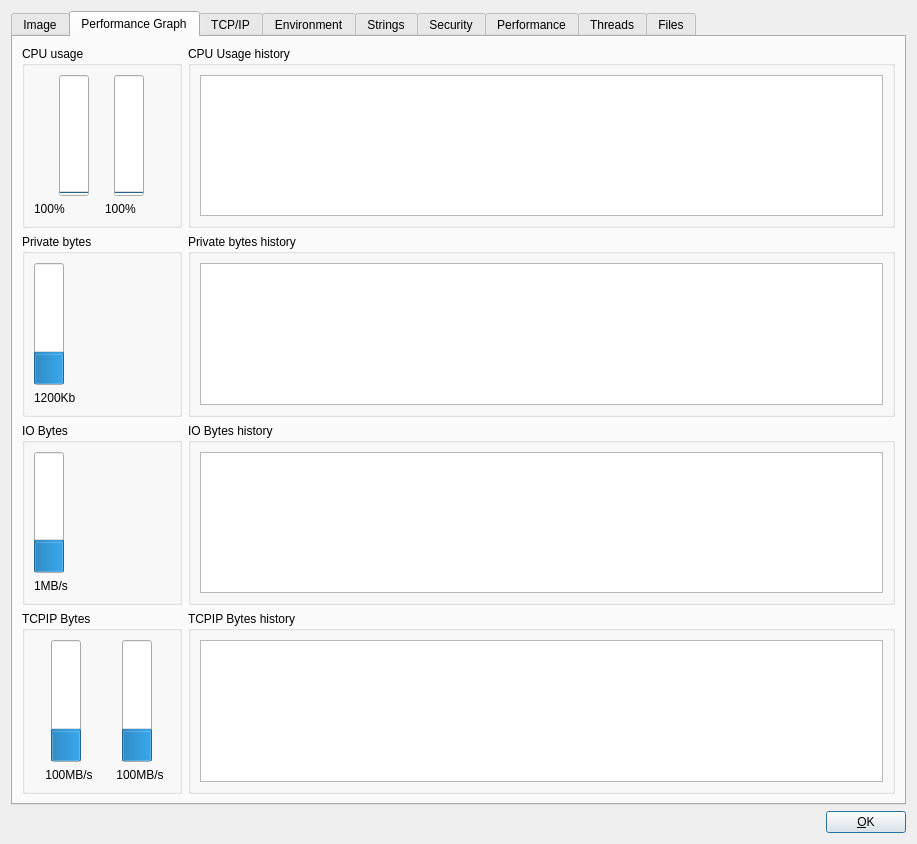
Old version of the form ui/processdetails.ui in the repository wolfc01/procexp.
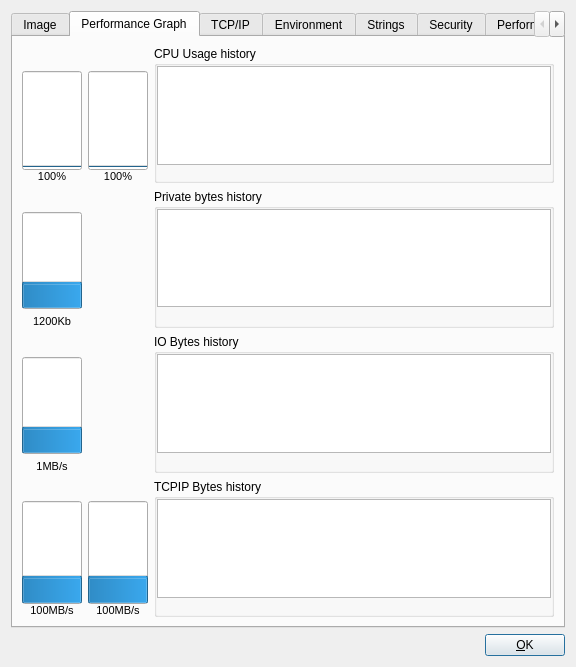
New version of the form. Custom widgets are drawn as their Qt base class.

Commit message: UI of singleprocess view graphs

The edit to the form file:
```diff
--- a/ui/processdetails.ui
+++ b/ui/processdetails.ui
@@ -6,8 +6,8 @@
    <rect>
     <x>0</x>
     <y>0</y>
-    <width>917</width>
-    <height>844</height>
+    <width>576</width>
+    <height>667</height>
    </rect>
   </property>
   <property name="baseSize">
@@ -19,7 +19,7 @@
   <property name="windowTitle">
    <string>Dialog</string>
   </property>
-  <layout class="QVBoxLayout" name="verticalLayout_12">
+  <layout class="QVBoxLayout" name="verticalLayout_2">
    <item>
     <widget class="QTabWidget" name="tabWidget">
      <property name="sizePolicy">
@@ -340,185 +340,30 @@
       </layout>
      </widget>
      <widget class="QWidget" name="performanceGraph">
+      <property name="minimumSize">
+       <size>
+        <width>0</width>
+        <height>0</height>
+       </size>
+      </property>
       <attribute name="title">
        <string>Performance Graph</string>
       </attribute>
-      <layout class="QGridLayout" name="gridLayout_2">
-       <item row="0" column="0">
-        <widget class="QGroupBox" name="groupBox_3">
-         <property name="title">
-          <string>CPU usage</string>
-         </property>
-         <layout class="QVBoxLayout" name="verticalLayout">
+      <layout class="QGridLayout" name="gridLayout_2" rowstretch="0,0,0,0,0" columnstretch="0">
+       <item row="3" column="0">
+        <layout class="QHBoxLayout" name="horizontalLayout_22">
           <item>
-           <layout class="QHBoxLayout" name="horizontalLayout_15">
-            <property name="spacing">
-             <number>0</number>
-            </property>
+          <layout class="QVBoxLayout" name="verticalLayout_17">
             <item>
-             <widget class="QProgressBar" name="actualCpu">
-              <property name="minimumSize">
-               <size>
-                <width>30</width>
-                <height>0</height>
-               </size>
-              </property>
-              <property name="value">
-               <number>0</number>
-              </property>
-              <property name="alignment">
-               <set>Qt::AlignLeading|Qt::AlignLeft|Qt::AlignVCenter</set>
-              </property>
-              <property name="textVisible">
-               <bool>false</bool>
-              </property>
-              <property name="orientation">
-               <enum>Qt::Vertical</enum>
-              </property>
-              <property name="invertedAppearance">
-               <bool>false</bool>
-              </property>
-              <property name="textDirection">
-               <enum>QProgressBar::TopToBottom</enum>
-              </property>
-             </widget>
-            </item>
-            <item>
-             <widget class="QProgressBar" name="actualKernelCpu">
-              <property name="minimumSize">
-               <size>
-                <width>30</width>
-                <height>0</height>
-               </size>
-              </property>
-              <property name="value">
-               <number>0</number>
-              </property>
-              <property name="alignment">
-               <set>Qt::AlignLeading|Qt::AlignLeft|Qt::AlignVCenter</set>
-              </property>
-              <property name="textVisible">
-               <bool>false</bool>
-              </property>
-              <property name="orientation">
-               <enum>Qt::Vertical</enum>
-              </property>
-              <property name="invertedAppearance">
-               <bool>false</bool>
-              </property>
-              <property name="textDirection">
-               <enum>QProgressBar::TopToBottom</enum>
-              </property>
-             </widget>
-            </item>
-           </layout>
-          </item>
-          <item>
-           <layout class="QHBoxLayout" name="horizontalLayout_16">
-            <item>
-             <widget class="QLabel" name="labelActualCpuUsage">
-              <property name="text">
-               <string>100%</string>
-              </property>
-             </widget>
-            </item>
-            <item>
-             <widget class="QLabel" name="labelActualKernelCpuUsage">
-              <property name="text">
-               <string>100%</string>
-              </property>
-             </widget>
-            </item>
-           </layout>
-          </item>
-         </layout>
-        </widget>
-       </item>
-       <item row="0" column="1">
-        <widget class="QGroupBox" name="groupBox_2">
-         <property name="autoFillBackground">
-          <bool>false</bool>
-         </property>
-         <property name="title">
-          <string>CPU Usage history</string>
-         </property>
-         <property name="flat">
-          <bool>false</bool>
-         </property>
-         <property name="checkable">
-          <bool>false</bool>
-         </property>
-         <layout class="QHBoxLayout" name="horizontalLayout_5">
-          <item>
-           <widget class="PlotWidget" name="plotCpuHist"/>
-          </item>
-         </layout>
-        </widget>
-       </item>
-       <item row="1" column="0">
-        <widget class="QGroupBox" name="groupBox_4">
-         <property name="maximumSize">
-          <size>
-           <width>160</width>
-           <height>16777215</height>
-          </size>
-         </property>
-         <property name="title">
-          <string>Private bytes</string>
-         </property>
-         <layout class="QVBoxLayout" name="verticalLayout_2">
-          <item>
-           <widget class="QProgressBar" name="actualRss">
-            <property name="minimumSize">
-             <size>
-              <width>30</width>
-              <height>0</height>
-             </size>
-            </property>
-            <property name="value">
-             <number>24</number>
-            </property>
-            <property name="textVisible">
-             <bool>false</bool>
-            </property>
-            <property name="orientation">
-             <enum>Qt::Vertical</enum>
-            </property>
-           </widget>
-          </item>
-          <item>
-           <widget class="QLabel" name="labelActualRss">
-            <property name="text">
-             <string>1200Kb</string>
-            </property>
-           </widget>
-          </item>
-         </layout>
-        </widget>
-       </item>
-       <item row="1" column="1">
-        <widget class="QGroupBox" name="groupBox">
-         <property name="title">
-          <string>Private bytes history</string>
-         </property>
-         <layout class="QHBoxLayout" name="horizontalLayout_4">
-          <item>
-           <widget class="PlotWidget" name="plotRssHist"/>
-          </item>
-         </layout>
-        </widget>
-       </item>
-       <item row="2" column="0">
-        <widget class="QGroupBox" name="groupBox_5">
-         <property name="title">
-          <string>IO Bytes</string>
-         </property>
-         <layout class="QVBoxLayout" name="verticalLayout_3">
+            <layout class="QHBoxLayout" name="horizontalLayout_17">
+             <property name="topMargin">
+              <number>23</number>
+             </property>
           <item>
            <widget class="QProgressBar" name="actualIo">
             <property name="minimumSize">
              <size>
-              <width>30</width>
+                 <width>60</width>
               <height>0</height>
              </size>
             </property>
@@ -532,63 +377,165 @@
              <enum>Qt::Vertical</enum>
             </property>
            </widget>
+             </item>
+            </layout>
           </item>
           <item>
            <widget class="QLabel" name="labelActualIo">
+             <property name="font">
+              <font>
+               <pointsize>8</pointsize>
+              </font>
+             </property>
             <property name="text">
              <string>1MB/s</string>
             </property>
+             <property name="alignment">
+              <set>Qt::AlignCenter</set>
+             </property>
            </widget>
           </item>
          </layout>
-        </widget>
-       </item>
-       <item row="2" column="1">
+         </item>
+         <item>
+          <widget class="QWidget" name="widget" native="true">
+           <property name="minimumSize">
+            <size>
+             <width>60</width>
+             <height>0</height>
+            </size>
+           </property>
+          </widget>
+         </item>
+         <item>
         <widget class="QGroupBox" name="IO">
          <property name="title">
           <string>IO Bytes history</string>
          </property>
          <layout class="QHBoxLayout" name="horizontalLayout_2">
+            <property name="leftMargin">
+             <number>0</number>
+            </property>
+            <property name="topMargin">
+             <number>0</number>
+            </property>
+            <property name="rightMargin">
+             <number>0</number>
+            </property>
+            <property name="bottomMargin">
+             <number>17</number>
+            </property>
           <item>
            <widget class="PlotWidget" name="plotIoHist"/>
           </item>
          </layout>
         </widget>
        </item>
-       <item row="3" column="0">
-        <widget class="QGroupBox" name="groupBox_6">
-         <property name="maximumSize">
+        </layout>
+       </item>
+       <item row="2" column="0">
+        <layout class="QHBoxLayout" name="horizontalLayout_23">
+         <item>
+          <layout class="QVBoxLayout" name="verticalLayout_12">
+           <property name="topMargin">
+            <number>23</number>
+           </property>
+           <item>
+            <layout class="QHBoxLayout" name="horizontalLayout_7">
+             <item>
+              <widget class="QProgressBar" name="actualRss">
+               <property name="minimumSize">
           <size>
-           <width>160</width>
-           <height>16777215</height>
-          </size>
-         </property>
-         <property name="title">
-          <string>TCPIP Bytes</string>
-         </property>
-         <layout class="QHBoxLayout" name="horizontalLayout_19" stretch="0,0,100">
-          <item>
-           <layout class="QVBoxLayout" name="verticalLayout_14">
-            <item>
-             <layout class="QHBoxLayout" name="horizontalLayout_18">
-              <item>
-               <spacer name="horizontalSpacer_4">
+                 <width>60</width>
+                 <height>0</height>
+                </size>
+               </property>
+               <property name="value">
+                <number>24</number>
+               </property>
+               <property name="textVisible">
+                <bool>false</bool>
+               </property>
                 <property name="orientation">
-                 <enum>Qt::Horizontal</enum>
-                </property>
-                <property name="sizeHint" stdset="0">
+                <enum>Qt::Vertical</enum>
+               </property>
+              </widget>
+             </item>
+            </layout>
+           </item>
+           <item>
+            <widget class="QLabel" name="labelActualRss">
+             <property name="font">
+              <font>
+               <pointsize>8</pointsize>
+              </font>
+             </property>
+             <property name="text">
+              <string>1200Kb</string>
+             </property>
+             <property name="alignment">
+              <set>Qt::AlignCenter</set>
+             </property>
+            </widget>
+           </item>
+          </layout>
+         </item>
+         <item>
+          <widget class="QWidget" name="widget_2" native="true">
+           <property name="minimumSize">
                  <size>
-                  <width>40</width>
-                  <height>20</height>
-                 </size>
-                </property>
-               </spacer>
-              </item>
+             <width>60</width>
+             <height>0</height>
+            </size>
+           </property>
+          </widget>
+         </item>
+         <item>
+          <widget class="QGroupBox" name="groupBox">
+           <property name="title">
+            <string>Private bytes history</string>
+           </property>
+           <layout class="QHBoxLayout" name="horizontalLayout_4">
+            <property name="leftMargin">
+             <number>0</number>
+            </property>
+            <property name="topMargin">
+             <number>0</number>
+            </property>
+            <property name="rightMargin">
+             <number>0</number>
+            </property>
+            <property name="bottomMargin">
+             <number>18</number>
+            </property>
+            <item>
+             <widget class="PlotWidget" name="plotRssHist"/>
+            </item>
+           </layout>
+          </widget>
+         </item>
+        </layout>
+       </item>
+       <item row="4" column="0">
+        <layout class="QHBoxLayout" name="horizontalLayout_21" stretch="0,0,10000">
+         <item>
+          <layout class="QVBoxLayout" name="verticalLayout">
+           <property name="spacing">
+            <number>0</number>
+           </property>
+           <item>
+            <layout class="QHBoxLayout" name="horizontalLayout_15">
+             <property name="spacing">
+              <number>0</number>
+             </property>
+             <property name="topMargin">
+              <number>22</number>
+             </property>
               <item>
                <widget class="QProgressBar" name="actualTcpipRec">
                 <property name="minimumSize">
                  <size>
-                  <width>30</width>
+                 <width>60</width>
                   <height>0</height>
                  </size>
                 </property>
@@ -603,29 +550,27 @@
                 </property>
                </widget>
               </item>
-              <item>
-               <spacer name="horizontalSpacer_5">
-                <property name="orientation">
-                 <enum>Qt::Horizontal</enum>
-                </property>
-                <property name="sizeHint" stdset="0">
-                 <size>
-                  <width>40</width>
-                  <height>20</height>
-                 </size>
-                </property>
-               </spacer>
-              </item>
              </layout>
             </item>
             <item>
              <widget class="QLabel" name="labelActualTcpipRec">
               <property name="minimumSize">
                <size>
-                <width>70</width>
+               <width>60</width>
                 <height>0</height>
                </size>
               </property>
+             <property name="maximumSize">
+              <size>
+               <width>60</width>
+               <height>16777215</height>
+              </size>
+             </property>
+             <property name="font">
+              <font>
+               <pointsize>8</pointsize>
+              </font>
+             </property>
               <property name="text">
                <string>100MB/s</string>
               </property>
@@ -638,26 +583,22 @@
           </item>
           <item>
            <layout class="QVBoxLayout" name="verticalLayout_5">
+           <property name="spacing">
+            <number>0</number>
+           </property>
             <item>
-             <layout class="QHBoxLayout" name="horizontalLayout_17">
-              <item>
-               <spacer name="horizontalSpacer_3">
-                <property name="orientation">
-                 <enum>Qt::Horizontal</enum>
-                </property>
-                <property name="sizeHint" stdset="0">
-                 <size>
-                  <width>40</width>
-                  <height>20</height>
-                 </size>
-                </property>
-               </spacer>
-              </item>
+            <layout class="QHBoxLayout" name="horizontalLayout_16">
+             <property name="spacing">
+              <number>0</number>
+             </property>
+             <property name="topMargin">
+              <number>22</number>
+             </property>
               <item>
                <widget class="QProgressBar" name="actualTcpipSend">
                 <property name="minimumSize">
                  <size>
-                  <width>30</width>
+                 <width>60</width>
                   <height>0</height>
                  </size>
                 </property>
@@ -672,29 +613,27 @@
                 </property>
                </widget>
               </item>
-              <item>
-               <spacer name="horizontalSpacer_2">
-                <property name="orientation">
-                 <enum>Qt::Horizontal</enum>
-                </property>
-                <property name="sizeHint" stdset="0">
-                 <size>
-                  <width>40</width>
-                  <height>20</height>
-                 </size>
-                </property>
-               </spacer>
-              </item>
              </layout>
             </item>
             <item>
              <widget class="QLabel" name="labelActualTcpipSend">
               <property name="minimumSize">
                <size>
-                <width>70</width>
+               <width>60</width>
                 <height>0</height>
                </size>
               </property>
+             <property name="maximumSize">
+              <size>
+               <width>60</width>
+               <height>16777215</height>
+              </size>
+             </property>
+             <property name="font">
+              <font>
+               <pointsize>8</pointsize>
+              </font>
+             </property>
               <property name="text">
                <string>100MB/s</string>
               </property>
@@ -706,32 +645,224 @@
            </layout>
           </item>
           <item>
-           <spacer name="horizontalSpacer_6">
-            <property name="orientation">
-             <enum>Qt::Horizontal</enum>
-            </property>
-            <property name="sizeHint" stdset="0">
-             <size>
-              <width>40</width>
-              <height>20</height>
-             </size>
-            </property>
-           </spacer>
-          </item>
-         </layout>
-        </widget>
-       </item>
-       <item row="3" column="1">
         <widget class="QGroupBox" name="IO_2">
          <property name="title">
           <string>TCPIP Bytes history</string>
          </property>
-         <layout class="QHBoxLayout" name="horizontalLayout_7">
+           <layout class="QVBoxLayout" name="verticalLayout_16">
+            <property name="leftMargin">
+             <number>0</number>
+            </property>
+            <property name="topMargin">
+             <number>0</number>
+            </property>
+            <property name="rightMargin">
+             <number>0</number>
+            </property>
+            <property name="bottomMargin">
+             <number>16</number>
+            </property>
           <item>
            <widget class="PlotWidget" name="plotTcpipHist"/>
           </item>
          </layout>
         </widget>
+         </item>
+        </layout>
+       </item>
+       <item row="0" column="0">
+        <spacer name="verticalSpacer">
+         <property name="orientation">
+          <enum>Qt::Vertical</enum>
+         </property>
+         <property name="sizeHint" stdset="0">
+          <size>
+           <width>20</width>
+           <height>40</height>
+          </size>
+         </property>
+        </spacer>
+       </item>
+       <item row="1" column="0">
+        <layout class="QHBoxLayout" name="horizontalLayout_20">
+         <item>
+          <layout class="QVBoxLayout" name="verticalLayout_15">
+           <property name="spacing">
+            <number>0</number>
+           </property>
+           <property name="topMargin">
+            <number>25</number>
+           </property>
+           <item>
+            <layout class="QHBoxLayout" name="horizontalLayout_19">
+             <property name="spacing">
+              <number>0</number>
+             </property>
+             <item>
+              <widget class="QProgressBar" name="actualKernelCpu">
+               <property name="minimumSize">
+                <size>
+                 <width>60</width>
+                 <height>0</height>
+                </size>
+               </property>
+               <property name="value">
+                <number>0</number>
+               </property>
+               <property name="alignment">
+                <set>Qt::AlignLeading|Qt::AlignLeft|Qt::AlignVCenter</set>
+               </property>
+               <property name="textVisible">
+                <bool>false</bool>
+               </property>
+               <property name="orientation">
+                <enum>Qt::Vertical</enum>
+               </property>
+               <property name="invertedAppearance">
+                <bool>false</bool>
+               </property>
+               <property name="textDirection">
+                <enum>QProgressBar::TopToBottom</enum>
+               </property>
+              </widget>
+             </item>
+            </layout>
+           </item>
+           <item>
+            <widget class="QLabel" name="labelActualKernelCpuUsage">
+             <property name="minimumSize">
+              <size>
+               <width>60</width>
+               <height>0</height>
+              </size>
+             </property>
+             <property name="maximumSize">
+              <size>
+               <width>60</width>
+               <height>16777215</height>
+              </size>
+             </property>
+             <property name="font">
+              <font>
+               <pointsize>8</pointsize>
+              </font>
+             </property>
+             <property name="text">
+              <string>100%</string>
+             </property>
+             <property name="alignment">
+              <set>Qt::AlignCenter</set>
+             </property>
+            </widget>
+           </item>
+          </layout>
+         </item>
+         <item>
+          <layout class="QVBoxLayout" name="verticalLayout_14">
+           <property name="spacing">
+            <number>0</number>
+           </property>
+           <property name="topMargin">
+            <number>25</number>
+           </property>
+           <item>
+            <layout class="QHBoxLayout" name="horizontalLayout_18">
+             <property name="spacing">
+              <number>0</number>
+             </property>
+             <item>
+              <widget class="QProgressBar" name="actualCpu">
+               <property name="minimumSize">
+                <size>
+                 <width>60</width>
+                 <height>0</height>
+                </size>
+               </property>
+               <property name="value">
+                <number>0</number>
+               </property>
+               <property name="alignment">
+                <set>Qt::AlignLeading|Qt::AlignLeft|Qt::AlignVCenter</set>
+               </property>
+               <property name="textVisible">
+                <bool>false</bool>
+               </property>
+               <property name="orientation">
+                <enum>Qt::Vertical</enum>
+               </property>
+               <property name="invertedAppearance">
+                <bool>false</bool>
+               </property>
+               <property name="textDirection">
+                <enum>QProgressBar::TopToBottom</enum>
+               </property>
+              </widget>
+             </item>
+            </layout>
+           </item>
+           <item>
+            <widget class="QLabel" name="labelActualCpuUsage">
+             <property name="minimumSize">
+              <size>
+               <width>60</width>
+               <height>0</height>
+              </size>
+             </property>
+             <property name="maximumSize">
+              <size>
+               <width>60</width>
+               <height>16777215</height>
+              </size>
+             </property>
+             <property name="font">
+              <font>
+               <pointsize>8</pointsize>
+              </font>
+             </property>
+             <property name="text">
+              <string>100%</string>
+             </property>
+             <property name="alignment">
+              <set>Qt::AlignCenter</set>
+             </property>
+            </widget>
+           </item>
+          </layout>
+         </item>
+         <item>
+          <widget class="QGroupBox" name="groupBox_2">
+           <property name="autoFillBackground">
+            <bool>false</bool>
+           </property>
+           <property name="title">
+            <string>CPU Usage history</string>
+           </property>
+           <property name="flat">
+            <bool>false</bool>
+           </property>
+           <property name="checkable">
+            <bool>false</bool>
+           </property>
+           <layout class="QHBoxLayout" name="horizontalLayout_5">
+            <property name="leftMargin">
+             <number>0</number>
+            </property>
+            <property name="topMargin">
+             <number>0</number>
+            </property>
+            <property name="rightMargin">
+             <number>0</number>
+            </property>
+            <property name="bottomMargin">
+             <number>15</number>
+            </property>
+            <item>
+             <widget class="PlotWidget" name="plotCpuHist"/>
+            </item>
+           </layout>
+          </widget>
+         </item>
+        </layout>
        </item>
       </layout>
      </widget>
```
Lines whose indentation alone changed are shown as unchanged.
